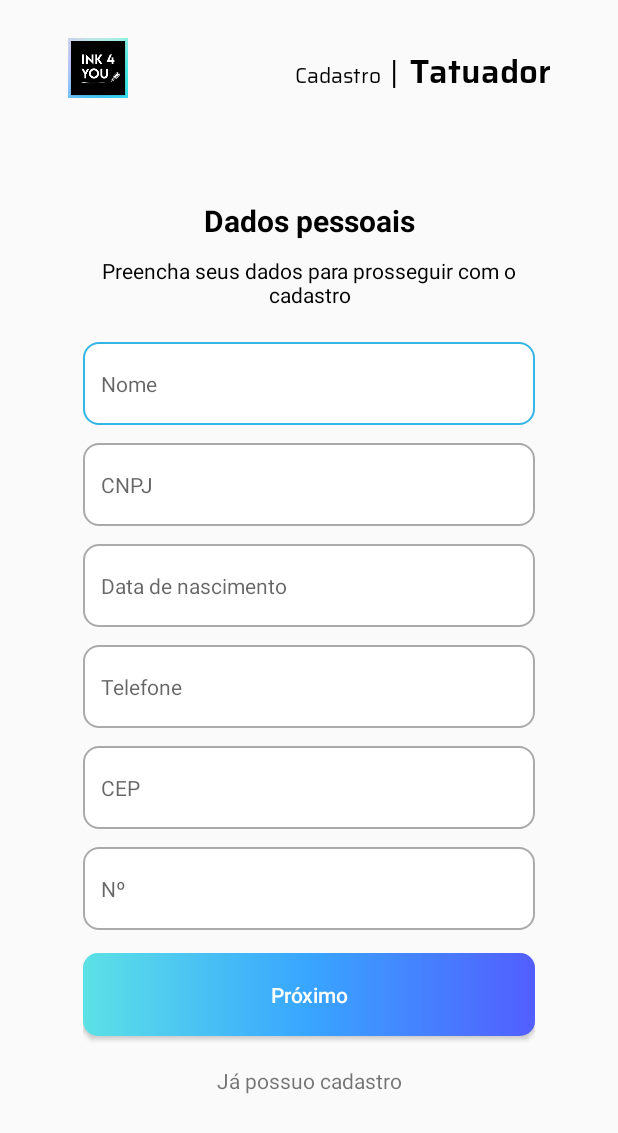
After one commit to Ink4You/Ink4You-App, an Android app: the UserTattooRegistry screen opened directly, with no data from a screen before it, on a phone screen of 412 x 824 dp. The commit adds this screen. Shown: the top 1133 px of the screen. Run offline under Robolectric (Android 15) with nearby library versions, the phone set to English and light mode, and no system bars.

Commit message:
telas cadastro do tatuador

```diff
--- a/ink4youapp/app/src/main/AndroidManifest.xml
+++ b/ink4youapp/app/src/main/AndroidManifest.xml
@@ -9,6 +9,9 @@
         android:roundIcon="@mipmap/ic_launcher_round"
         android:supportsRtl="true"
         android:theme="@style/Theme.Ink4youapp">
+        <activity
+            android:name=".UserTattooRegistry"
+            android:exported="false" />
         <activity
             android:name=".UserRegistry"
             android:exported="true" />
--- /dev/null
+++ b/ink4youapp/app/src/main/java/com/example/ink4youapp/UserTattooRegistry.kt
@@ -0,0 +1,81 @@
+package com.example.ink4youapp
+
+import android.content.Intent
+import androidx.appcompat.app.AppCompatActivity
+import android.os.Bundle
+import android.os.Handler
+import android.view.View
+import android.view.animation.AnimationUtils
+import android.widget.EditText
+import android.widget.LinearLayout
+import android.widget.TextView
+
+class UserTattooRegistry : AppCompatActivity() {
+
+    private lateinit var et_name: EditText
+    private lateinit var et_cnpj: EditText
+    private lateinit var et_birth_date: EditText
+    private lateinit var et_telephone: EditText
+    private lateinit var et_zip_code: EditText
+    private lateinit var et_number_home: EditText
+
+    private lateinit var linear_personal_date: LinearLayout
+    private lateinit var linear_date_account: LinearLayout
+
+    override fun onCreate(savedInstanceState: Bundle?) {
+        super.onCreate(savedInstanceState)
+        setContentView(R.layout.activity_user_tattoo_registry)
+    }
+
+    fun backToLogin(view: View) {
+        startActivity(Intent(baseContext, MainActivity::class.java))
+    }
+
+    fun showRegistryOptions(view: View) {
+        var animation = AnimationUtils.loadAnimation(this, R.anim.fade_out)
+
+        linear_personal_date.startAnimation(animation)
+        linear_personal_date.visibility = View.GONE
+
+        Handler().postDelayed({
+            animation = AnimationUtils.loadAnimation(this, R.anim.fade_in)
+            linear_date_account.startAnimation(animation)
+            linear_date_account.visibility = View.VISIBLE
+        }, 300)
+    }
+
+    fun showLogin(view: View) {
+        var animation = AnimationUtils.loadAnimation(this, R.anim.fade_out)
+
+        linear_date_account.startAnimation(animation)
+        linear_date_account.visibility = View.GONE
+
+        Handler().postDelayed({
+            animation = AnimationUtils.loadAnimation(this, R.anim.fade_in)
+            linear_personal_date.startAnimation(animation)
+            linear_personal_date.visibility = View.VISIBLE
+        }, 300)
+    }
+
+    fun goToUserRegistry(view: View) {
+        val userRegistry: Intent = Intent(baseContext, UserRegistry::class.java)
+        startActivity(userRegistry)
+    }
+
+    /*fun validarCampos(et_name: EditText, et_cnpj: EditText, et_birth_date: EditText,
+                      et_telephone: EditText, et_zip_code: EditText, et_number_home: EditText):Boolean{
+        if (et_name.text.toString().isEmpty() && et_cnpj.text.toString().isEmpty()
+            && et_birth_date.text.toString().isEmpty() && et_telephone.text.toString().isEmpty()
+            && et_zip_code.text.toString().isEmpty() && et_number_home.text.toString().isEmpty()){
+            et_name.error = "O campo não pode estar em branco!"
+            return false
+        }
+        return true
+    }*/
+
+    fun next(view: View){
+
+    }
+
+
+}
--- /dev/null
+++ b/ink4youapp/app/src/main/res/layout/activity_user_tattoo_registry.xml
@@ -0,0 +1,354 @@
+<?xml version="1.0" encoding="utf-8"?>
+<androidx.constraintlayout.widget.ConstraintLayout xmlns:android="http://schemas.android.com/apk/res/android"
+    xmlns:app="http://schemas.android.com/apk/res-auto"
+    xmlns:tools="http://schemas.android.com/tools"
+    android:layout_width="match_parent"
+    android:layout_height="match_parent"
+    tools:context=".UserTattooRegistry">
+
+
+    <ScrollView
+        android:layout_width="match_parent"
+        android:layout_height="match_parent"
+        android:fillViewport="true">
+
+        <LinearLayout
+            android:id="@+id/linearLayout"
+            android:layout_width="match_parent"
+            android:layout_height="match_parent"
+            android:gravity="center_horizontal|bottom"
+            android:isScrollContainer="false"
+            android:orientation="vertical"
+            app:layout_constraintBottom_toBottomOf="parent"
+            app:layout_constraintEnd_toEndOf="parent"
+            app:layout_constraintStart_toStartOf="parent"
+            app:layout_constraintTop_toTopOf="parent">
+
+            <LinearLayout
+                android:layout_width="match_parent"
+                android:layout_height="match_parent"
+                android:orientation="vertical"
+                android:padding="25dp">
+
+                <LinearLayout
+                    android:layout_width="match_parent"
+                    android:layout_height="wrap_content"
+                    android:gravity="bottom"
+                    android:orientation="horizontal"
+                    android:paddingHorizontal="20dp">
+
+                    <ImageView
+                        android:layout_width="40dp"
+                        android:layout_height="40dp"
+                        android:background="@drawable/ink_logo" />
+
+                    <TextView
+                        android:layout_width="wrap_content"
+                        android:layout_height="wrap_content"
+                        android:layout_weight="8"
+                        android:fontFamily="@font/saira_regular"
+                        android:text="@string/registry_label_2"
+                        android:textAlignment="textEnd"
+                        android:textColor="@color/black"
+                        android:textSize="14dp" />
+
+                    <TextView
+                        android:layout_width="wrap_content"
+                        android:layout_height="wrap_content"
+                        android:layout_weight="1"
+                        android:fontFamily="@font/saira_regular"
+                        android:text="|"
+                        android:textAlignment="center"
+                        android:textColor="@color/black"
+                        android:textSize="20dp" />
+
+                    <TextView
+                        android:layout_width="wrap_content"
+                        android:layout_height="wrap_content"
+                        android:fontFamily="@font/saira_semibold"
+                        android:text="@string/tattoo_artist_label"
+                        android:textAlignment="textEnd"
+                        android:textColor="@color/black"
+                        android:textSize="22dp" />
+                </LinearLayout>
+
+                <LinearLayout
+                    android:id="@+id/linear_personal_date"
+                    android:layout_width="match_parent"
+                    android:layout_height="match_parent"
+                    android:gravity="center"
+                    android:orientation="vertical"
+                    android:paddingHorizontal="30dp">
+
+                    <TextView
+                        android:layout_width="match_parent"
+                        android:layout_height="wrap_content"
+                        android:text="@string/personal_infos"
+                        android:textAlignment="center"
+                        android:textColor="@color/black"
+                        android:textSize="20dp"
+                        android:textStyle="bold" />
+
+                    <TextView
+                        android:layout_width="match_parent"
+                        android:layout_height="wrap_content"
+                        android:layout_marginTop="10dp"
+                        android:layout_marginBottom="10dp"
+                        android:onClick="backToLogin"
+                        android:text="@string/personal_infos_desc"
+                        android:textAlignment="center"
+                        android:textColor="@color/black"
+                        android:textSize="14dp" />
+
+
+                    <EditText
+                        android:id="@+id/et_name"
+                        android:layout_width="match_parent"
+                        android:layout_height="55dp"
+                        android:layout_gravity="center"
+                        android:layout_marginTop="12dp"
+                        android:background="@drawable/custom_input"
+                        android:drawablePadding="10dp"
+                        android:hint="@string/name_placeholder"
+                        android:paddingStart="12dp"
+                        android:paddingEnd="12dp"
+                        android:textSize="14dp" />
+
+                    <EditText
+                        android:id="@+id/et_cnpj"
+                        android:layout_width="match_parent"
+                        android:layout_height="55dp"
+                        android:layout_gravity="center"
+                        android:layout_marginTop="12dp"
+                        android:background="@drawable/custom_input"
+                        android:drawablePadding="10dp"
+                        android:hint="@string/cnpj_placeholder"
+                        android:paddingStart="12dp"
+                        android:paddingEnd="12dp"
+                        android:textSize="14dp" />
+
+                    <EditText
+                        android:id="@+id/et_birth_date"
+                        android:layout_width="match_parent"
+                        android:layout_height="55dp"
+                        android:layout_gravity="center"
+                        android:layout_marginTop="12dp"
+                        android:background="@drawable/custom_input"
+                        android:drawablePadding="10dp"
+                        android:hint="@string/birth_date_placeholder"
+                        android:inputType="date"
+                        android:paddingStart="12dp"
+                        android:paddingEnd="12dp"
+                        android:textSize="14dp" />
+
+                    <EditText
+                        android:id="@+id/et_telephone"
+                        android:layout_width="match_parent"
+                        android:layout_height="55dp"
+                        android:layout_gravity="center"
+                        android:layout_marginTop="12dp"
+                        android:background="@drawable/custom_input"
+                        android:drawablePadding="10dp"
+                        android:hint="@string/telephone_placeholder"
+                        android:inputType="phone"
+                        android:paddingStart="12dp"
+                        android:paddingEnd="12dp"
+                        android:textSize="14dp" />
+
+                    <EditText
+                        android:id="@+id/et_zip_code"
+                        android:layout_width="match_parent"
+                        android:layout_height="55dp"
+                        android:layout_gravity="center"
+                        android:layout_marginTop="12dp"
+                        android:background="@drawable/custom_input"
+                        android:drawablePadding="10dp"
+                        android:hint="@string/zip_code_placeholder"
+                        android:inputType="number"
+                        android:paddingStart="12dp"
+                        android:paddingEnd="12dp"
+                        android:textSize="14dp" />
+
+                    <EditText
+                        android:id="@+id/et_number_home"
+                        android:layout_width="match_parent"
+                        android:layout_height="55dp"
+                        android:layout_gravity="center"
+                        android:layout_marginTop="12dp"
+                        android:background="@drawable/custom_input"
+                        android:drawablePadding="10dp"
+                        android:hint="@string/number_home_placeholder"
+                        android:inputType="text"
+                        android:paddingStart="12dp"
+                        android:paddingEnd="12dp"
+                        android:textSize="14dp" />
+
+                    <Button
+                        android:id="@+id/btn_next"
+                        android:layout_width="match_parent"
+                        android:layout_height="55dp"
+                        android:layout_marginTop="15dp"
+                        android:background="@drawable/blue_gradient"
+                        android:text="@string/next_label"
+                        android:textAllCaps="false"
+                        android:onClick="showRegistryOptions"
+                        android:textColor="@color/white" />
+
+                    <TextView
+                        android:layout_width="match_parent"
+                        android:layout_height="wrap_content"
+                        android:layout_marginTop="20dp"
+                        android:onClick="backToLogin"
+                        android:text="@string/have_registry"
+                        android:textAlignment="center"
+                        android:textSize="14dp" />
+
+                </LinearLayout>
+
+                <LinearLayout
+                    android:id="@+id/linear_date_account"
+                    android:layout_width="match_parent"
+                    android:layout_height="match_parent"
+                    android:gravity="center"
+                    android:orientation="vertical"
+                    android:paddingHorizontal="30dp"
+                    android:visibility="gone">
+
+                    <TextView
+                        android:layout_width="match_parent"
+                        android:layout_height="wrap_content"
+                        android:text="@string/personal_infos"
+                        android:textAlignment="center"
+                        android:textColor="@color/black"
+                        android:textSize="20dp"
+                        android:textStyle="bold" />
+
+                    <TextView
+                        android:layout_width="match_parent"
+                        android:layout_height="wrap_content"
+                        android:layout_marginTop="10dp"
+                        android:layout_marginBottom="10dp"
+                        android:onClick="backToLogin"
+                        android:text="@string/personal_infos_desc"
+                        android:textAlignment="center"
+                        android:textColor="@color/black"
+                        android:textSize="14dp" />
+
+
+                    <EditText
+                        android:id="@+id/et_email"
+                        android:layout_width="match_parent"
+                        android:layout_height="55dp"
+                        android:layout_gravity="center"
+                        android:layout_marginTop="12dp"
+                        android:background="@drawable/custom_input"
+                        android:drawablePadding="10dp"
+                        android:hint="@string/email_placeholder"
+                        android:paddingStart="12dp"
+                        android:paddingEnd="12dp"
+                        android:inputType="textEmailAddress"
+                        android:textSize="14dp" />
+
+                    <EditText
+                        android:id="@+id/et_password"
+                        android:layout_width="match_parent"
+                        android:layout_height="55dp"
+                        android:layout_gravity="center"
+                        android:layout_marginTop="12dp"
+                        android:background="@drawable/custom_input"
+                        android:drawablePadding="10dp"
+                        android:hint="@string/password_placeholder"
+                        android:paddingStart="12dp"
+                        android:paddingEnd="12dp"
+                        android:inputType="textPassword"
+                        android:textSize="14dp" />
+
+                    <EditText
+                        android:id="@+id/et_confirm_password"
+                        android:layout_width="match_parent"
+                        android:layout_height="55dp"
+                        android:layout_gravity="center"
+                        android:layout_marginTop="12dp"
+                        android:background="@drawable/custom_input"
+                        android:drawablePadding="10dp"
+                        android:hint="@string/confirm_password_placeholder"
+                        android:inputType="textPassword"
+                        android:paddingStart="12dp"
+                        android:paddingEnd="12dp"
+                        android:textSize="14dp" />
+
+                    <ImageView
+                        android:background="@drawable/ink_logo"
+                        android:layout_width="45dp"
+                        android:layout_height="45dp"
+                        android:layout_marginTop="15dp"/>
+
+                    <TextView
+                        android:layout_width="wrap_content"
+                        android:layout_height="wrap_content"
+                        android:fontFamily="@font/saira_regular"
+                        android:text="@string/instagram_msg_conection"
+                        android:textColor="@color/black"
+                        android:textAlignment="center"
+                        android:layout_marginTop="10dp"/>
+
+                    <LinearLayout
+                        android:layout_width="wrap_content"
+                        android:layout_height="wrap_content"
+                        android:layout_marginTop="10dp">
+
+                        <Switch
+                            android:id="@+id/sw_import_photos_instagram"
+                            android:layout_width="wrap_content"
+                            android:layout_height="wrap_content"/>
+                        <TextView
+                            android:layout_width="wrap_content"
+                            android:layout_height="wrap_content"
+                            android:text="@string/import_photos_instagram"/>
+
+                    </LinearLayout>
+
+                    <EditText
+                        android:id="@+id/et_username"
+                        android:layout_width="match_parent"
+                        android:layout_height="55dp"
+                        android:layout_gravity="center"
+                        android:layout_marginTop="12dp"
+                        android:background="@drawable/custom_input"
+                        android:drawablePadding="10dp"
+                        android:hint="@string/username"
+                        android:inputType="text"
+                        android:paddingStart="12dp"
+                        android:paddingEnd="12dp"
+                        android:textSize="14dp" />
+
+                    <Button
+                        android:id="@+id/btn_finish"
+                        android:layout_width="match_parent"
+                        android:layout_height="55dp"
+                        android:layout_marginTop="15dp"
+                        android:background="@drawable/blue_gradient"
+                        android:text="@string/finish_label"
+                        android:textAllCaps="false"
+                        android:onClick="next"
+                        android:textColor="@color/white" />
+
+                    <TextView
+                        android:layout_width="match_parent"
+                        android:layout_height="wrap_content"
+                        android:layout_marginTop="20dp"
+                        android:onClick="backToLogin"
+                        android:text="@string/have_registry"
+                        android:textAlignment="center"
+                        android:textSize="14dp" />
+
+                </LinearLayout>
+
+    </LinearLayout>
+
+        </LinearLayout>
+
+    </ScrollView>
+
+
+</androidx.constraintlayout.widget.ConstraintLayout>
--- a/ink4youapp/app/src/main/res/values/strings.xml
+++ b/ink4youapp/app/src/main/res/values/strings.xml
@@ -2,6 +2,8 @@
     <string name="app_name">Ink4YouApp</string>
     <string name="welcome_msg">Bem vindo!</string>
     <string name="slogan">"Procurando tattoo? Ink4You"</string>
+    <string name="instagram_msg_conection">Gostaria de utilizar a integração com o instagram?</string>
+    <string name="import_photos_instagram">Importar fotos do instagram</string>
 
     <string name="login_label">Logar-se</string>
     <string name="login_desc">Preencha os campos abaixo para se logar ;)</string>
@@ -14,16 +16,20 @@
 
     <string name="name_placeholder">Nome</string>
     <string name="cpf_placeholder">CPF</string>
+    <string name="cnpj_placeholder">CNPJ</string>
     <string name="birth_date_placeholder">Data de nascimento</string>
     <string name="telephone_placeholder">Telefone</string>
     <string name="zip_code_placeholder">CEP</string>
+    <string name="number_home_placeholder">Nº</string>
 
     <string name="email_placeholder">Email</string>
     <string name="password_placeholder">Senha</string>
     <string name="confirm_password_placeholder">Confirmar senha</string>
+    <string name="username">Username</string>
 
     <string name="getin_label">Entrar</string>
     <string name="next_label">Próximo</string>
+    <string name="finish_label">Finalizar</string>
 
     <string name="have_registry">Já possuo cadastro</string>
     <string name="havent_registry">Não possuo cadastro</string>
```
